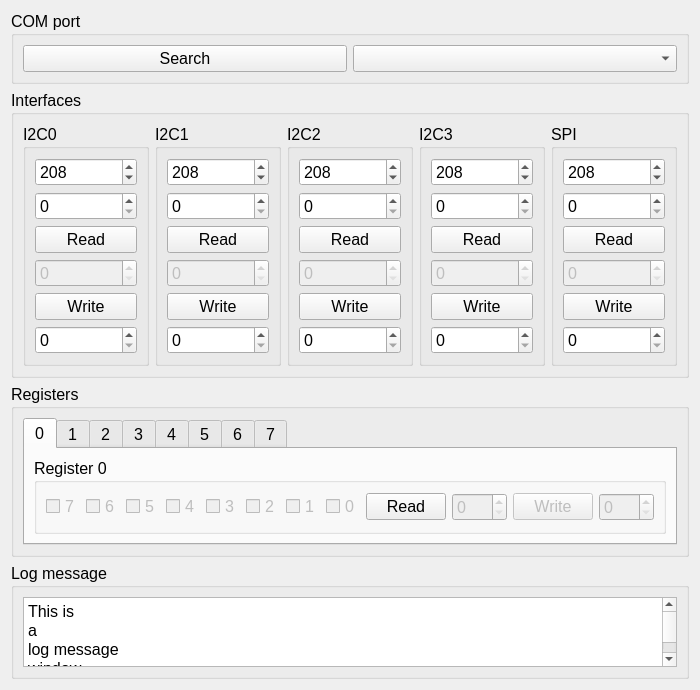
K4zuki/tinyI2C, file gui/tinyI2C.ui: the form before one commit.
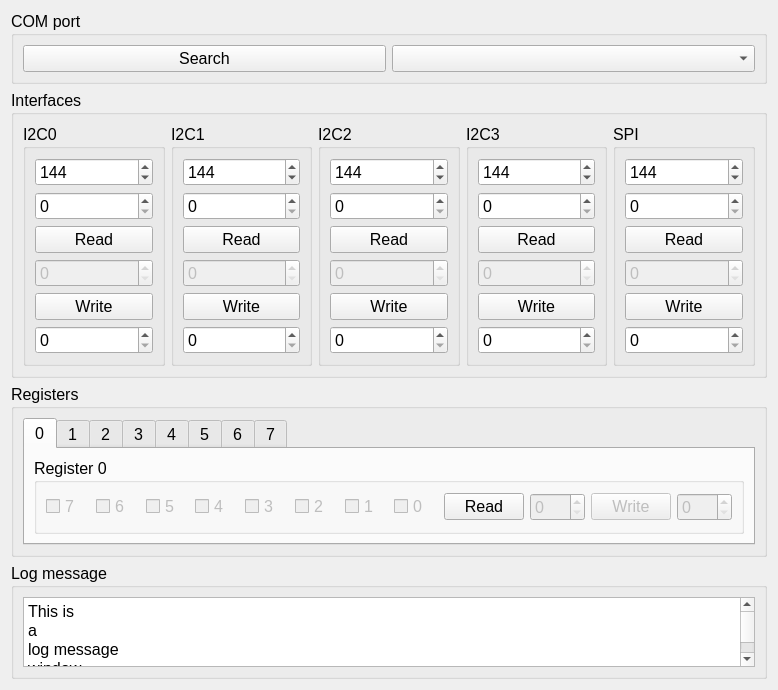
The form after the commit.

Commit message: [ GUI ][ Qt ] default slave address change

What changed in the file:
```diff
--- a/gui/tinyI2C.ui
+++ b/gui/tinyI2C.ui
@@ -6,8 +6,8 @@
    <rect>
     <x>0</x>
     <y>0</y>
-    <width>662</width>
-    <height>630</height>
+    <width>778</width>
+    <height>646</height>
    </rect>
   </property>
   <property name="sizePolicy">
@@ -125,7 +125,7 @@
             <number>255</number>
            </property>
            <property name="value">
-            <number>208</number>
+            <number>144</number>
            </property>
           </widget>
          </item>
@@ -211,7 +211,7 @@
             <number>255</number>
            </property>
            <property name="value">
-            <number>208</number>
+            <number>144</number>
            </property>
           </widget>
          </item>
@@ -297,7 +297,7 @@
             <number>255</number>
            </property>
            <property name="value">
-            <number>208</number>
+            <number>144</number>
            </property>
           </widget>
          </item>
@@ -383,7 +383,7 @@
             <number>255</number>
            </property>
            <property name="value">
-            <number>208</number>
+            <number>144</number>
            </property>
           </widget>
          </item>
@@ -469,7 +469,7 @@
             <number>255</number>
            </property>
            <property name="value">
-            <number>208</number>
+            <number>144</number>
            </property>
           </widget>
          </item>
```
